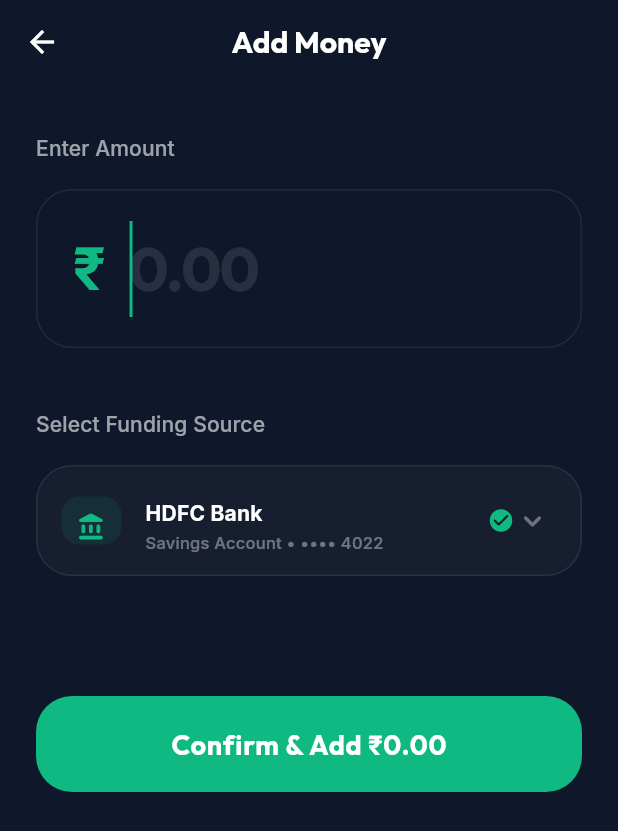
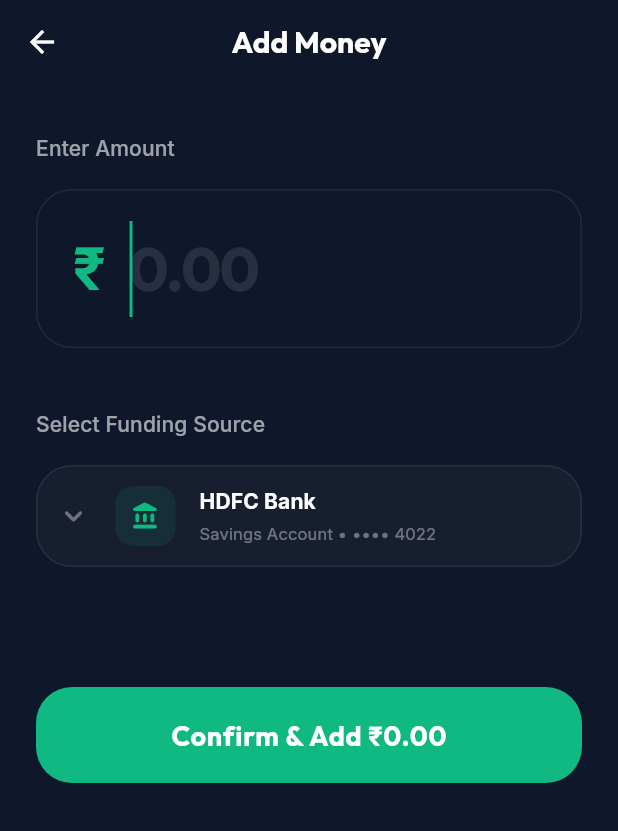
Before and after one commit to mohamednowfal-cyber/InvisPay, a Flutter app: the InvispayLiteScreen screen opened by its route, after a tap on "Add Money", on a phone screen of 412 x 824 dp. Shown: the top 831 px of the screen. Run offline on Flutter 3.47's test engine with Material 3 defaults, Android fonts, the phone set to English and light mode, and no system bars; our stand-ins replace cloud_firestore, file_picker, firebase_auth, firebase_core, firebase_storage, flutter_form_builder and 10 more; accounts and stored records are empty.

Commit message:
Release v3: Refined Dropdowns (QR & Add Money) + APK

```diff
--- a/frontend/lib/screens/lite/invispay_lite_screen.dart
+++ b/frontend/lib/screens/lite/invispay_lite_screen.dart
@@ -605,30 +605,29 @@ class _DummyAddMoneyScreenState extends State<_DummyAddMoneyScreen> {
                 borderRadius: BorderRadius.circular(24),
                 border: Border.all(color: Colors.white.withValues(alpha: 0.08)),
               ),
-              child: Theme(
+              child: LayoutBuilder(builder: (context, constraints) {
+                return Theme(
                   data: Theme.of(context).copyWith(
-                  canvasColor:
-                      const Color(0xFF1E293B), // Slate 800 for dropdown menu
+                    popupMenuTheme: PopupMenuThemeData(
+                      color: const Color(0xFF1E293B), // Slate 800
+                      elevation: 16,
+                      shape: RoundedRectangleBorder(
+                          borderRadius: BorderRadius.circular(24)),
+                      textStyle: GoogleFonts.inter(color: Colors.white),
                     ),
-                child: DropdownButtonHideUnderline(
-                  child: ButtonTheme(
-                    alignedDropdown: true,
-                    child: DropdownButton<_SourceAccount>(
-                      value: _selectedSource,
-                      isExpanded: true,
-                      icon: const Padding(
-                        padding: EdgeInsets.only(right: 16),
-                        child: Icon(Icons.keyboard_arrow_down_rounded,
-                            color: Colors.white38),
                   ),
-                      borderRadius: BorderRadius.circular(24),
-                      onChanged: (val) =>
-                          setState(() => _selectedSource = val!),
-                      items: _sources.map((source) {
-                        return DropdownMenuItem<_SourceAccount>(
+                  child: PopupMenuButton<_SourceAccount>(
+                    offset: const Offset(0, 70), // Forces menu strictly below
+                    constraints: BoxConstraints.tightFor(
+                        width: constraints.maxWidth), // Matches container width
+                    tooltip: '',
+                    itemBuilder: (context) {
+                      return _sources.map((source) {
+                        return PopupMenuItem<_SourceAccount>(
                           value: source,
-                          child: Padding(
-                            padding: const EdgeInsets.symmetric(vertical: 8),
+                          height: 72, // Increased item height for comfort
+                          padding: const EdgeInsets.symmetric(
+                              horizontal: 16, vertical: 6), // Better spacing
                           child: Row(
                             crossAxisAlignment: CrossAxisAlignment.center,
                             children: [
@@ -645,8 +644,7 @@ class _DummyAddMoneyScreenState extends State<_DummyAddMoneyScreen> {
                               const SizedBox(width: 16),
                               Expanded(
                                 child: Column(
-                                    crossAxisAlignment:
-                                        CrossAxisAlignment.start,
+                                  crossAxisAlignment: CrossAxisAlignment.start,
                                   mainAxisSize: MainAxisSize.min,
                                   children: [
                                     Text(
@@ -657,7 +655,8 @@ class _DummyAddMoneyScreenState extends State<_DummyAddMoneyScreen> {
                                         fontWeight: FontWeight.bold,
                                       ),
                                     ),
-                                      const SizedBox(height: 2),
+                                    const SizedBox(
+                                        height: 4), // Added breathing room
                                     Text(
                                       '${source.type} • ${source.maskedNumber}',
                                       style: GoogleFonts.inter(
@@ -673,13 +672,57 @@ class _DummyAddMoneyScreenState extends State<_DummyAddMoneyScreen> {
                                     color: AppTheme.primary, size: 18),
                             ],
                           ),
+                        );
+                      }).toList();
+                    },
+                    onSelected: (val) => setState(() => _selectedSource = val),
+                    child: Padding(
+                      padding: const EdgeInsets.symmetric(horizontal: 12),
+                      child: Row(
+                        children: [
+                          Icon(Icons.keyboard_arrow_down_rounded,
+                              color: Colors.white38),
+                          const SizedBox(width: 16),
+                          Container(
+                            padding: const EdgeInsets.all(10),
+                            decoration: BoxDecoration(
+                              color: AppTheme.primary.withValues(alpha: 0.1),
+                              borderRadius: BorderRadius.circular(12),
                             ),
-                        );
-                      }).toList(),
+                            child: Icon(_selectedSource.icon,
+                                color: AppTheme.primary, size: 20),
+                          ),
+                          const SizedBox(width: 16),
+                          Expanded(
+                            child: Column(
+                              crossAxisAlignment: CrossAxisAlignment.start,
+                              mainAxisSize: MainAxisSize.min,
+                              children: [
+                                Text(
+                                  _selectedSource.name,
+                                  style: GoogleFonts.inter(
+                                    color: Colors.white,
+                                    fontSize: 14,
+                                    fontWeight: FontWeight.bold,
+                                  ),
+                                ),
+                                const SizedBox(height: 2),
+                                Text(
+                                  '${_selectedSource.type} • ${_selectedSource.maskedNumber}',
+                                  style: GoogleFonts.inter(
+                                    color: Colors.white38,
+                                    fontSize: 11,
+                                  ),
+                                ),
+                              ],
+                            ),
+                          ),
+                        ],
                       ),
                     ),
                   ),
-              ),
+                );
+              }),
             ),
 
             const SizedBox(height: 80),
```
Also changed, not shown: frontend/lib/screens/profile/my_qr_codes_screen.dart (+41 -41 lines). Lines whose indentation alone changed are shown as unchanged.
